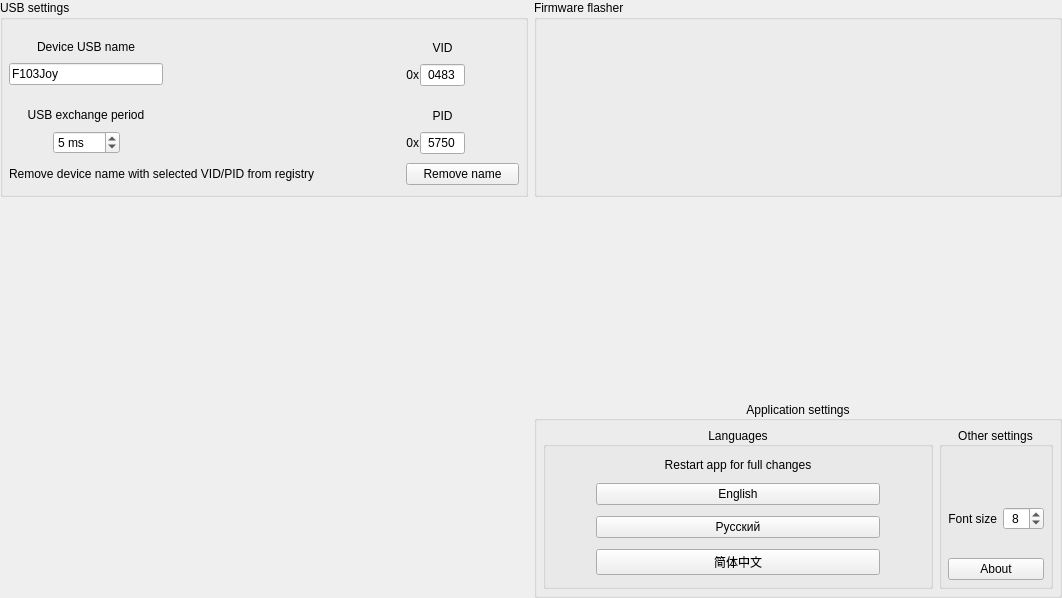
This is src/widgets/adv-settings/advancedsettings.ui in FreeJoy-Team/FreeJoyConfiguratorQt as Qt 5 draws it before an edit. The edited form follows.
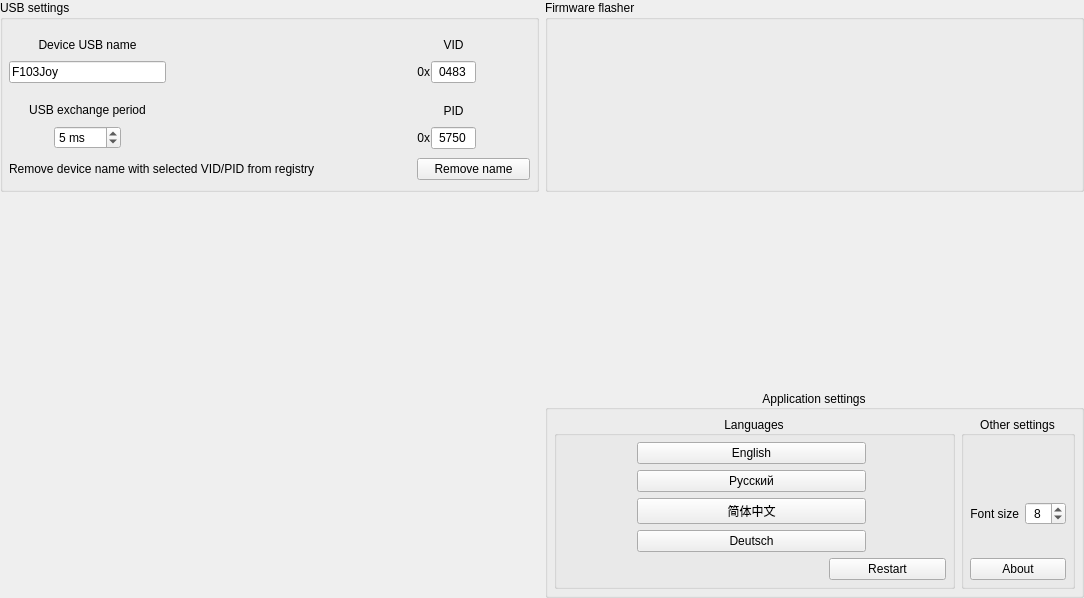
This is the edited form. Icons and pictures are not drawn. Custom widgets are drawn as their Qt base class.

Patch:
```diff
--- a/src/widgets/adv-settings/advancedsettings.ui
+++ b/src/widgets/adv-settings/advancedsettings.ui
@@ -6,7 +6,7 @@
    <rect>
     <x>0</x>
     <y>0</y>
-    <width>1062</width>
+    <width>1084</width>
     <height>598</height>
    </rect>
   </property>
@@ -502,36 +502,91 @@
         <property name="alignment">
          <set>Qt::AlignCenter</set>
         </property>
-        <layout class="QGridLayout" name="gridLayout_6" rowstretch="0,0,0,0">
+        <layout class="QGridLayout" name="layoutG_Lang" rowstretch="0,0,0,0,0" columnstretch="2,5,1,2">
          <property name="leftMargin">
-          <number>50</number>
+          <number>6</number>
          </property>
          <property name="topMargin">
           <number>6</number>
          </property>
          <property name="rightMargin">
-          <number>50</number>
+          <number>6</number>
          </property>
          <property name="bottomMargin">
           <number>6</number>
          </property>
-         <item row="0" column="0">
-          <widget class="QLabel" name="label">
-           <property name="sizePolicy">
-            <sizepolicy hsizetype="Preferred" vsizetype="Fixed">
-             <horstretch>0</horstretch>
-             <verstretch>0</verstretch>
-            </sizepolicy>
-           </property>
-           <property name="text">
-            <string>Restart app for full changes</string>
-           </property>
-           <property name="alignment">
-            <set>Qt::AlignCenter</set>
-           </property>
-          </widget>
-         </item>
          <item row="2" column="0">
+          <spacer name="horizontalSpacer_8">
+           <property name="orientation">
+            <enum>Qt::Horizontal</enum>
+           </property>
+           <property name="sizeHint" stdset="0">
+            <size>
+             <width>40</width>
+             <height>20</height>
+            </size>
+           </property>
+          </spacer>
+         </item>
+         <item row="3" column="3">
+          <spacer name="horizontalSpacer_7">
+           <property name="orientation">
+            <enum>Qt::Horizontal</enum>
+           </property>
+           <property name="sizeHint" stdset="0">
+            <size>
+             <width>40</width>
+             <height>20</height>
+            </size>
+           </property>
+          </spacer>
+         </item>
+         <item row="4" column="2" colspan="2">
+          <widget class="QPushButton" name="pushButton_RestartApp">
+           <property name="toolTip">
+            <string>Restart for full changes</string>
+           </property>
+           <property name="text">
+            <string>Restart</string>
+           </property>
+          </widget>
+         </item>
+         <item row="3" column="1" colspan="2">
+          <widget class="QPushButton" name="pushButton_LangDeutsch">
+           <property name="text">
+            <string notr="true">Deutsch</string>
+           </property>
+           <property name="icon">
+            <iconset resource="../../resources.qrc">
+             <normaloff>:/Images/flags/Germany.png</normaloff>:/Images/flags/Germany.png</iconset>
+           </property>
+          </widget>
+         </item>
+         <item row="4" column="1">
+          <spacer name="horizontalSpacer_9">
+           <property name="orientation">
+            <enum>Qt::Horizontal</enum>
+           </property>
+           <property name="sizeHint" stdset="0">
+            <size>
+             <width>40</width>
+             <height>20</height>
+            </size>
+           </property>
+          </spacer>
+         </item>
+         <item row="2" column="1" colspan="2">
+          <widget class="QPushButton" name="pushButton_LangSChinese">
+           <property name="text">
+            <string notr="true">简体中文</string>
+           </property>
+           <property name="icon">
+            <iconset resource="../../resources.qrc">
+             <normaloff>:/Images/flags/china.png</normaloff>:/Images/flags/china.png</iconset>
+           </property>
+          </widget>
+         </item>
+         <item row="1" column="1" colspan="2">
           <widget class="QPushButton" name="pushButton_LangRussian">
            <property name="text">
             <string notr="true">Русский</string>
@@ -542,7 +597,7 @@
            </property>
           </widget>
          </item>
-         <item row="1" column="0">
+         <item row="0" column="1" colspan="2">
           <widget class="QPushButton" name="pushButton_LangEnglish">
            <property name="text">
             <string notr="true">English</string>
@@ -551,16 +606,11 @@
             <iconset resource="../../resources.qrc">
              <normaloff>:/Images/eng.png</normaloff>:/Images/eng.png</iconset>
            </property>
-          </widget>
-         </item>
-         <item row="3" column="0">
-          <widget class="QPushButton" name="pushButton_LangSChinese">
-           <property name="text">
-            <string>简体中文</string>
-           </property>
-           <property name="icon">
-            <iconset resource="../../resources.qrc">
-             <normaloff>:/Images/china.png</normaloff>:/Images/china.png</iconset>
+           <property name="iconSize">
+            <size>
+             <width>16</width>
+             <height>16</height>
+            </size>
            </property>
           </widget>
          </item>
@@ -705,17 +755,17 @@
   </layout>
  </widget>
  <customwidgets>
+  <customwidget>
+   <class>InfoLabel</class>
+   <extends>QLabel</extends>
+   <header>infolabel.h</header>
+  </customwidget>
   <customwidget>
    <class>SwitchButton</class>
    <extends>QWidget</extends>
    <header>switchbutton.h</header>
    <container>1</container>
   </customwidget>
-  <customwidget>
-   <class>InfoLabel</class>
-   <extends>QLabel</extends>
-   <header>infolabel.h</header>
-  </customwidget>
  </customwidgets>
  <resources>
   <include location="../../resources.qrc"/>
```
Left out of the diff: 7 changed lines with no effect on the pictures.
